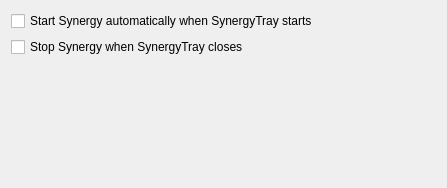
This is src/config_settings.ui in mbruggmann/synergytray as Qt 5 draws it before an edit. The edited form follows.
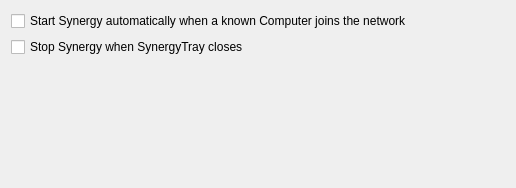
This is the edited form.

What changed in the file:
```diff
--- a/src/config_settings.ui
+++ b/src/config_settings.ui
@@ -6,7 +6,7 @@
    <rect>
     <x>0</x>
     <y>0</y>
-    <width>447</width>
+    <width>516</width>
     <height>188</height>
    </rect>
   </property>
@@ -27,24 +27,34 @@
   </property>
   <layout class="QVBoxLayout" name="verticalLayout">
    <item>
-    <layout class="QFormLayout" name="formLayout">
-     <property name="fieldGrowthPolicy">
-      <enum>QFormLayout::AllNonFixedFieldsGrow</enum>
-     </property>
-     <item row="0" column="0">
+    <layout class="QVBoxLayout" name="verticalLayout_2">
+     <item>
       <widget class="QCheckBox" name="kcfg_autostart">
        <property name="text">
-        <string>Start Synergy automatically when SynergyTray starts</string>
+        <string>Start Synergy automatically when a known Computer joins the network</string>
        </property>
       </widget>
      </item>
-     <item row="1" column="0">
+     <item>
       <widget class="QCheckBox" name="kcfg_stoponclose">
        <property name="text">
         <string>Stop Synergy when SynergyTray closes</string>
        </property>
       </widget>
      </item>
+     <item>
+      <spacer name="verticalSpacer">
+       <property name="orientation">
+        <enum>Qt::Vertical</enum>
+       </property>
+       <property name="sizeHint" stdset="0">
+        <size>
+         <width>20</width>
+         <height>40</height>
+        </size>
+       </property>
+      </spacer>
+     </item>
     </layout>
    </item>
   </layout>
```
